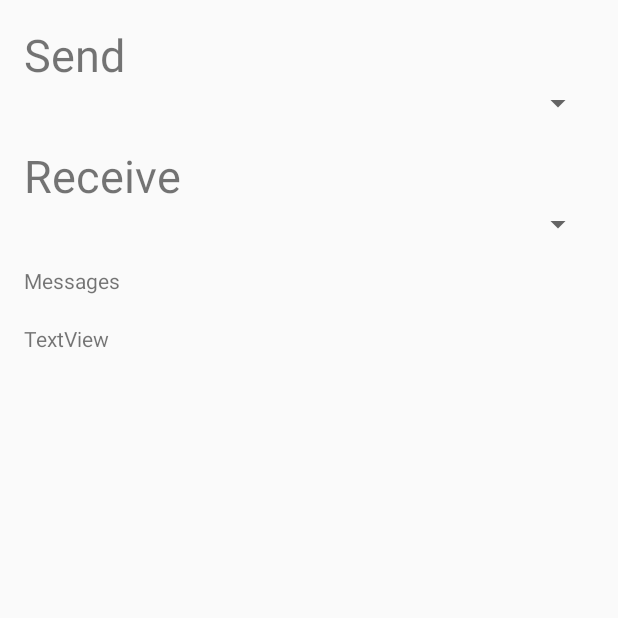
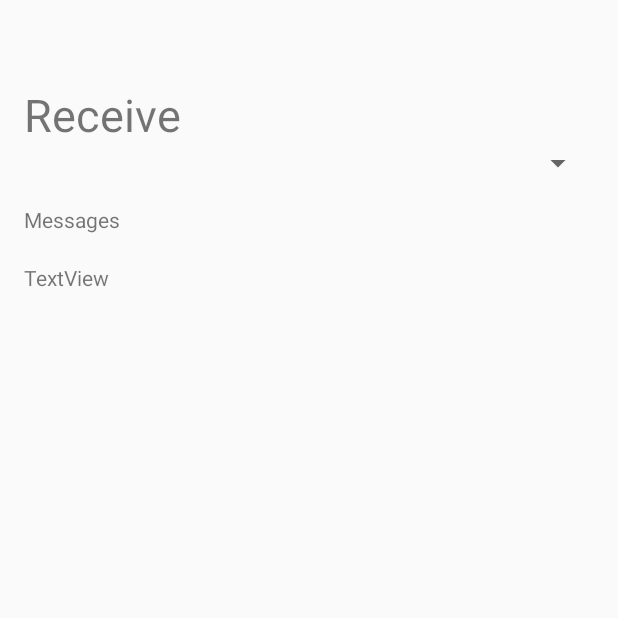
Before and after one commit to reinaldosmoraes/tcc-midi, an Android app: the screen it shows after launch (MainActivity), on a phone screen of 412 x 824 dp, the top half of it. Run offline under Robolectric (Android 15) with nearby library versions, the phone set to English and light mode, and no system bars; 5 statements that could not run were skipped.

Commit message:
Invisible send devices

```diff
--- a/app/src/main/res/layout/activity_main.xml
+++ b/app/src/main/res/layout/activity_main.xml
@@ -18,16 +18,11 @@
         android:layout_alignParentTop="true"
         android:layout_alignParentStart="true">
 
-        <TextView
-            android:text="Send"
+        <Spinner
+            android:id="@+id/outputDevicesSpinner"
             android:layout_width="match_parent"
             android:layout_height="wrap_content"
-            android:textSize="30sp"/>
-
-        <Spinner
-            android:layout_width="match_parent"
-            android:layout_height="wrap_content"
-            android:id="@+id/outputDevicesSpinner"/>
+            android:visibility="invisible" />
 
         <LinearLayout
             android:orientation="horizontal"
```
